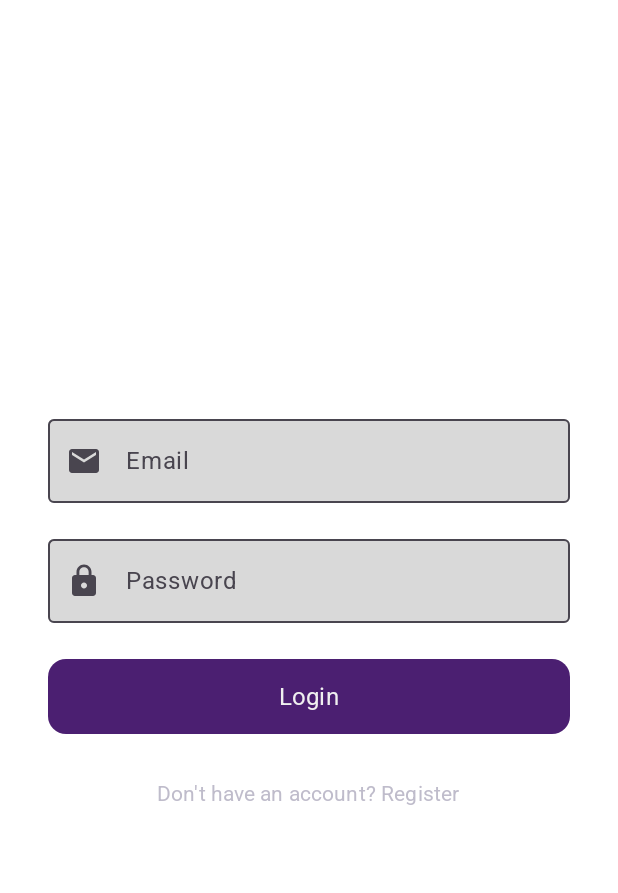
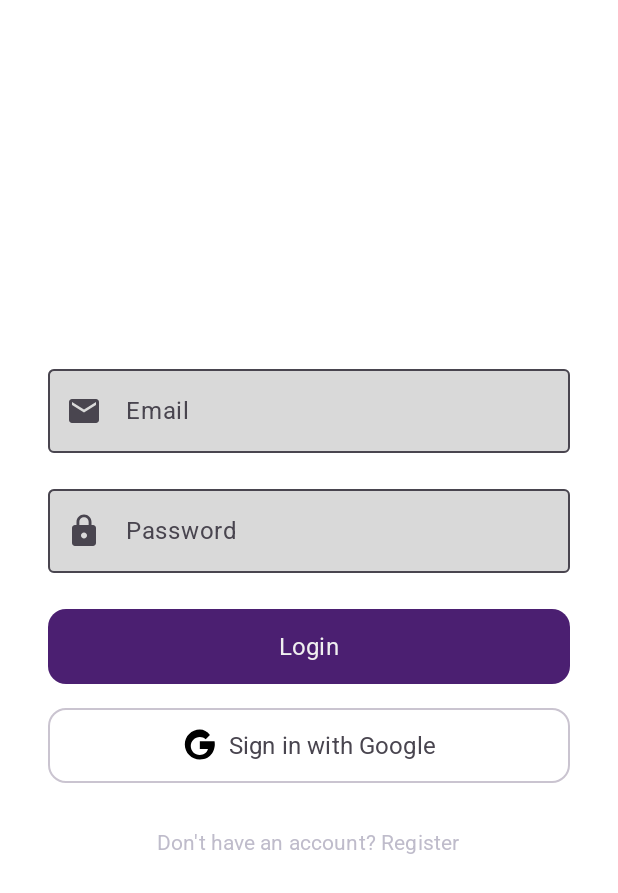
Before and after one commit to andziuba/levelup-habit-tracker, an Android app built with Jetpack Compose: the screen it shows after launch (MainActivity), on a phone screen of 412 x 824 dp. Shown: the top 893 px of the screen. Run offline under Robolectric (Android 15) with nearby library versions, the phone set to English and light mode, and no system bars; our stand-ins replace Firebase (no records; nobody signed in at launch, a user with empty details on screens opened directly).

Commit message:
google sign in

```diff
--- /dev/null
+++ b/app/src/main/java/com/example/levelup/model/GoogleCalenderService.kt
@@ -0,0 +1,4 @@
+package com.example.levelup.model
+
+class GoogleCalenderService {
+}
--- a/app/src/main/java/com/example/levelup/ui/screens/auth/LoginScreen.kt
+++ b/app/src/main/java/com/example/levelup/ui/screens/auth/LoginScreen.kt
@@ -9,12 +9,24 @@ import androidx.compose.material3.*
 import androidx.compose.runtime.*
 import androidx.compose.ui.Alignment
 import androidx.compose.ui.Modifier
+import androidx.compose.ui.platform.LocalContext
 import androidx.compose.ui.text.input.KeyboardType
 import androidx.compose.ui.text.input.PasswordVisualTransformation
 import androidx.compose.ui.unit.dp
 import androidx.compose.ui.unit.sp
 import com.example.levelup.viewmodel.AuthViewModel
 import kotlinx.coroutines.delay
+import com.google.android.gms.auth.api.signin.GoogleSignIn
+import com.google.android.gms.auth.api.signin.GoogleSignInOptions
+import com.google.android.gms.common.api.ApiException
+import kotlinx.coroutines.CoroutineScope
+import kotlinx.coroutines.Dispatchers
+import kotlinx.coroutines.launch
+import androidx.activity.compose.rememberLauncherForActivityResult
+import androidx.activity.result.contract.ActivityResultContracts
+import androidx.compose.foundation.Image
+import androidx.compose.ui.res.painterResource
+import com.example.levelup.R
 
 @Composable
 fun LoginScreen(
@@ -26,8 +38,34 @@ fun LoginScreen(
     val authError by viewModel.authError.collectAsState()
     val registrationSuccess by viewModel.registrationSuccess.collectAsState()
 
+    val isLoading by viewModel.isLoading.collectAsState()
+
     var email by remember { mutableStateOf("") }
     var password by remember { mutableStateOf("") }
+
+    val context = LocalContext.current
+
+    val googleSignInClient = GoogleSignIn.getClient(
+        context,
+        GoogleSignInOptions.Builder(GoogleSignInOptions.DEFAULT_SIGN_IN)
+            .requestIdToken(context.getString(R.string.default_web_client_id))
+            .requestEmail()
+            .build()
+    )
+
+    val googleSignInLauncher = rememberLauncherForActivityResult(
+        contract = ActivityResultContracts.StartActivityForResult()
+    ) { result ->
+        try {
+            val task = GoogleSignIn.getSignedInAccountFromIntent(result.data)
+            val account = task.getResult(ApiException::class.java)
+            account.idToken?.let { token ->
+                viewModel.signInWithGoogle(token)
+            }
+        } catch (e: ApiException) {
+            viewModel.setAuthError("Google sign in failed: ${e.localizedMessage}")
+        }
+    }
 
     LaunchedEffect(Unit) {
         viewModel.clearAuthError()
@@ -129,9 +167,41 @@ fun LoginScreen(
                 modifier = Modifier
                     .fillMaxWidth()
                     .height(50.dp),
-                shape = MaterialTheme.shapes.medium
+                shape = MaterialTheme.shapes.medium,
+                enabled = !isLoading
             ) {
-                Text("Login", fontSize = 16.sp)
+                if (isLoading) {
+                    CircularProgressIndicator(color = MaterialTheme.colorScheme.onPrimary)
+                } else {
+                    Text("Login", fontSize = 16.sp)
+                }
+            }
+
+            Spacer(modifier = Modifier.height(16.dp))
+
+            // Przycisk logowania przez Google
+            OutlinedButton(
+                onClick = {
+                    googleSignInLauncher.launch(googleSignInClient.signInIntent)
+                },
+                modifier = Modifier
+                    .fillMaxWidth()
+                    .height(50.dp),
+                shape = MaterialTheme.shapes.medium,
+                enabled = !isLoading
+            ) {
+                Row(
+                    verticalAlignment = Alignment.CenterVertically,
+                    horizontalArrangement = Arrangement.Center
+                ) {
+                    Image(
+                        painter = painterResource(id = R.drawable.ic_google_logo),
+                        contentDescription = "Google logo",
+                        modifier = Modifier.size(24.dp)
+                    )
+                    Spacer(modifier = Modifier.width(8.dp))
+                    Text("Sign in with Google", fontSize = 16.sp)
+                }
             }
 
             Spacer(modifier = Modifier.height(16.dp))
--- /dev/null
+++ b/app/src/main/res/drawable/ic_google_logo.xml
@@ -0,0 +1,8 @@
+<vector
+    xmlns:android="http://schemas.android.com/apk/res/android"
+    android:width="24dp"
+    android:height="24dp"
+    android:viewportWidth="24"
+    android:viewportHeight="24">
+    <path android:fillColor="#FF000000" android:pathData="M12.545,10.239v3.821h5.445c-0.712,2.315 -2.647,3.972 -5.445,3.972c-3.332,0 -6.033,-2.701 -6.033,-6.032s2.701,-6.032 6.033,-6.032c1.498,0 2.866,0.549 3.921,1.453l2.814,-2.814C17.503,2.332 15.139,1 12.545,1C7.021,1 2.545,5.477 2.545,11s4.476,10 10,10c8.396,0 10,-7.496 10,-10c0,-0.671 -0.068,-1.42 -0.182,-2.091H12.545z"/>
+</vector>
--- a/app/src/main/res/values/strings.xml
+++ b/app/src/main/res/values/strings.xml
@@ -8,4 +8,5 @@
     <string name="hours">Hours</string>
     <string name="minutes">Minutes</string>
     <string name="save">Save</string>
+    <string name="default_web_client_id">822410278055-4nrjn38fa144vmgenl1lb32ubg4ticta.apps.googleusercontent.com</string>
 </resources>
```
Also changed, not shown: app/build.gradle.kts (+14 -4 lines), app/src/main/java/com/example/levelup/data/firebase/FirebaseAuthService.kt (+10 -0 lines), app/src/main/java/com/example/levelup/viewmodel/AuthViewModel.kt (+44 -0 lines), gradle/libs.versions.toml (+8 -0 lines), 1 other file.
